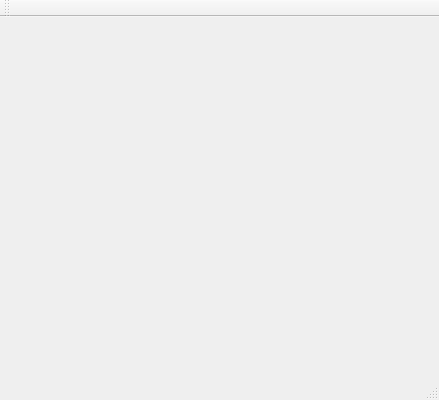
This is adminWindow.ui in KyokaiNoKanata/TradingPlatform as Qt 5 draws it before an edit. The edited form follows.
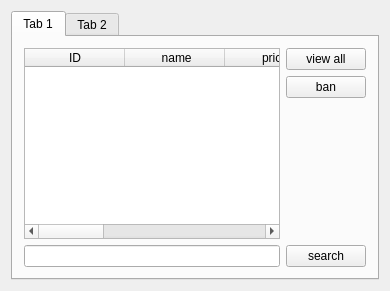
This is the edited form.

Commit message: admin window

What changed in the file:
```diff
--- a/adminWindow.ui
+++ b/adminWindow.ui
@@ -6,32 +6,174 @@
    <rect>
     <x>0</x>
     <y>0</y>
-    <width>439</width>
-    <height>400</height>
+    <width>390</width>
+    <height>291</height>
    </rect>
   </property>
   <property name="windowTitle">
    <string>adminWindow</string>
   </property>
-  <widget class="QWidget" name="centralWidget"/>
-  <widget class="QStatusBar" name="statusBar"/>
-  <widget class="QToolBar" name="mainToolBar">
-   <attribute name="toolBarArea">
-    <enum>TopToolBarArea</enum>
-   </attribute>
-   <attribute name="toolBarBreak">
-    <bool>false</bool>
-   </attribute>
-  </widget>
-  <widget class="QMenuBar" name="menuBar">
-   <property name="geometry">
-    <rect>
-     <x>0</x>
-     <y>0</y>
-     <width>439</width>
-     <height>22</height>
-    </rect>
-   </property>
+  <widget class="QWidget" name="centralWidget">
+   <layout class="QFormLayout" name="formLayout_2">
+    <item row="0" column="0">
+     <widget class="QTabWidget" name="tabWidget">
+      <property name="currentIndex">
+       <number>0</number>
+      </property>
+      <widget class="QWidget" name="commodityTab">
+       <attribute name="title">
+        <string>Tab 1</string>
+       </attribute>
+       <layout class="QFormLayout" name="formLayout">
+        <item row="0" column="1">
+         <layout class="QVBoxLayout" name="verticalLayout">
+          <item>
+           <widget class="QPushButton" name="commodityVewAllPushButton">
+            <property name="text">
+             <string>view all</string>
+            </property>
+           </widget>
+          </item>
+          <item>
+           <widget class="QPushButton" name="commodityBanPushButton">
+            <property name="text">
+             <string>ban</string>
+            </property>
+           </widget>
+          </item>
+         </layout>
+        </item>
+        <item row="1" column="0" colspan="2">
+         <layout class="QHBoxLayout" name="horizontalLayout_4">
+          <item>
+           <widget class="QLineEdit" name="commoditySearchLineEdit"/>
+          </item>
+          <item>
+           <widget class="QPushButton" name="commoditySearchPushButton">
+            <property name="text">
+             <string>search</string>
+            </property>
+           </widget>
+          </item>
+         </layout>
+        </item>
+        <item row="0" column="0">
+         <widget class="QTableWidget" name="commodityTableWidget">
+          <column>
+           <property name="text">
+            <string>ID</string>
+           </property>
+          </column>
+          <column>
+           <property name="text">
+            <string> name</string>
+           </property>
+          </column>
+          <column>
+           <property name="text">
+            <string>price</string>
+           </property>
+          </column>
+          <column>
+           <property name="text">
+            <string>time</string>
+           </property>
+          </column>
+          <column>
+           <property name="text">
+            <string>sellerID</string>
+           </property>
+          </column>
+          <column>
+           <property name="text">
+            <string>quantity</string>
+           </property>
+          </column>
+          <column>
+           <property name="text">
+            <string>status</string>
+           </property>
+          </column>
+         </widget>
+        </item>
+       </layout>
+      </widget>
+      <widget class="QWidget" name="userTab">
+       <attribute name="title">
+        <string>Tab 2</string>
+       </attribute>
+       <layout class="QFormLayout" name="formLayout_3">
+        <item row="0" column="0">
+         <widget class="QTableWidget" name="userTableWidget">
+          <column>
+           <property name="text">
+            <string>ID</string>
+           </property>
+          </column>
+          <column>
+           <property name="text">
+            <string>username</string>
+           </property>
+          </column>
+          <column>
+           <property name="text">
+            <string>contact</string>
+           </property>
+          </column>
+          <column>
+           <property name="text">
+            <string>address</string>
+           </property>
+          </column>
+          <column>
+           <property name="text">
+            <string>balance</string>
+           </property>
+          </column>
+          <column>
+           <property name="text">
+            <string>status</string>
+           </property>
+          </column>
+         </widget>
+        </item>
+        <item row="0" column="1">
+         <layout class="QVBoxLayout" name="verticalLayout_2">
+          <item>
+           <widget class="QPushButton" name="userViewAllPushButton">
+            <property name="text">
+             <string>view all</string>
+            </property>
+           </widget>
+          </item>
+          <item>
+           <widget class="QPushButton" name="userBanPushButton">
+            <property name="text">
+             <string>ban</string>
+            </property>
+           </widget>
+          </item>
+         </layout>
+        </item>
+        <item row="1" column="0" colspan="2">
+         <layout class="QHBoxLayout" name="horizontalLayout_5">
+          <item>
+           <widget class="QLineEdit" name="userSearchLineEdit"/>
+          </item>
+          <item>
+           <widget class="QPushButton" name="userSearchPushButton">
+            <property name="text">
+             <string>search</string>
+            </property>
+           </widget>
+          </item>
+         </layout>
+        </item>
+       </layout>
+      </widget>
+     </widget>
+    </item>
+   </layout>
   </widget>
  </widget>
  <layoutdefault spacing="6" margin="11"/>
```
Left out of the diff: 120 changed lines with no effect on the pictures. The commit also changes 2 other files.
